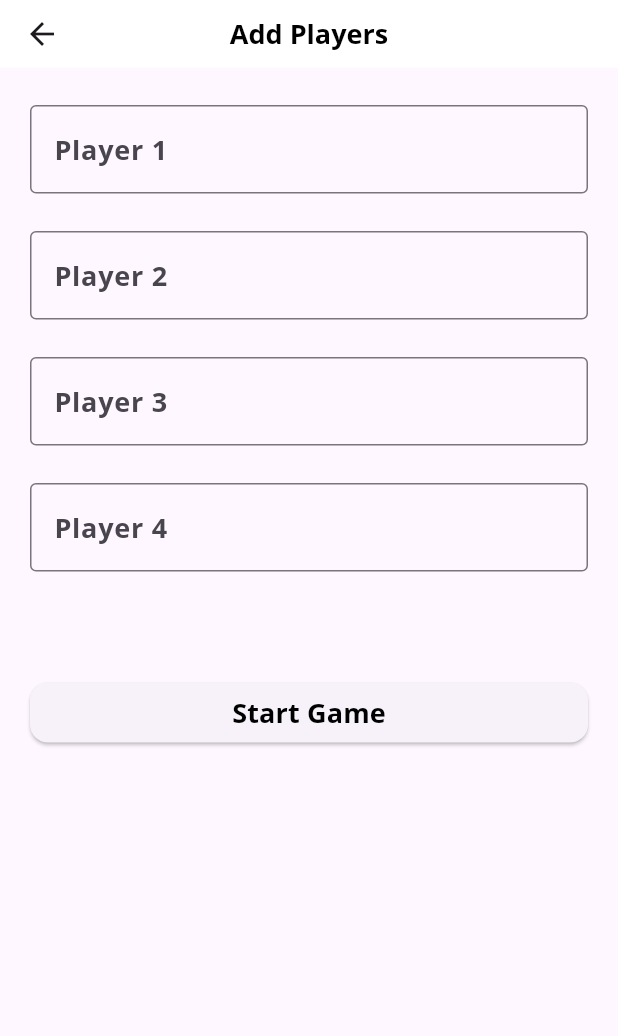
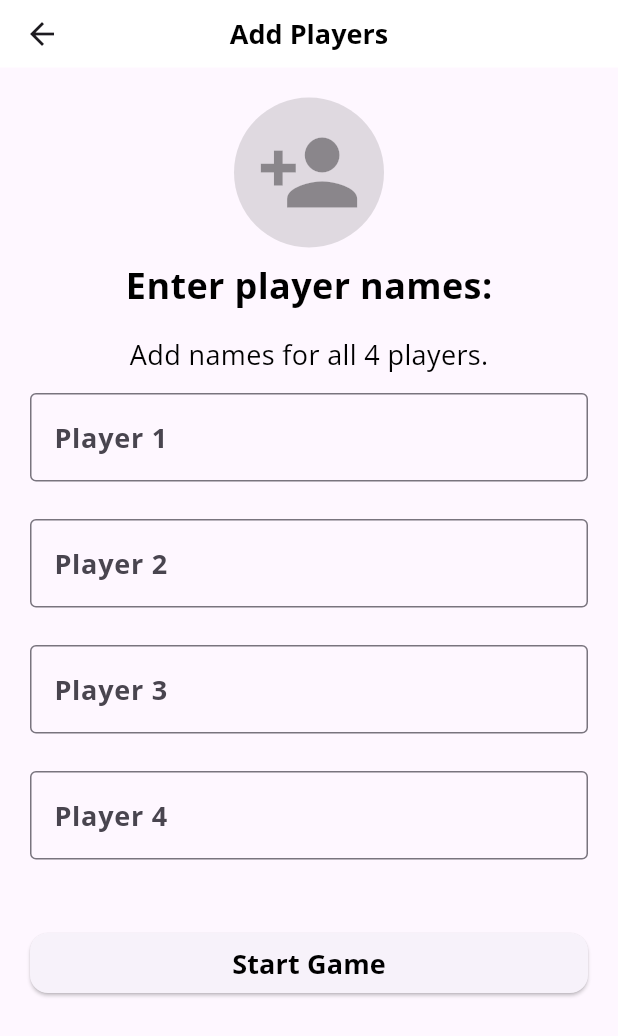
Before and after one commit to Vuyke/Lora, a Flutter app: the screen it shows after launch, after a tap on "Start game", on a phone screen of 412 x 824 dp. Shown: the top 1036 px of the screen. Run offline on Flutter 3.47's test engine with Material 3 defaults, Android fonts, the phone set to English and light mode, and no system bars; our stand-ins replace flutter_markdown, google_fonts.

Commit message:
Changed players page to improve UX

```diff
--- a/lib/pages/game.dart
+++ b/lib/pages/game.dart
@@ -16,7 +16,8 @@ class Game extends StatefulWidget {
 class _GameState extends State<Game> {
   final List<int> points = [0, 0, 0, 0];
   final List<TextEditingController> controllers = List.generate(4, (_) => TextEditingController());
-  final List<List<String>> options = List.generate(4, (_) => ["Max", "Min", "Kralj \u2665", "Sva \u2665\u2665", "Žandar \u2663", "Dame", "Lora"]);
+  // final List<List<String>> options = List.generate(4, (_) => ["Max", "Min", "Kralj \u2665", "Sva \u2665\u2665", "Žandar \u2663", "Dame", "Lora"]);
+  final List<List<String>> options = List.generate(4, (_) => ["Max"]);
   int currentPlayer = 0, selectedGame = -1, currentRound = 1;
   bool currentPhase = true, errorOccurred = false, showResults = false;
   String errorMessage = "", selectedGameName = "";
--- a/lib/pages/players.dart
+++ b/lib/pages/players.dart
@@ -30,6 +30,32 @@ class _PlayersState extends State<Players> {
       title: 'Add Players',
       body: Padding(
         padding: const EdgeInsets.all(20),
+        child: Column(
+          children: [
+            CircleAvatar(
+              radius: 50,
+              backgroundColor: Colors.black12,
+              child: Icon(
+                Icons.person_add,
+                size: 70,
+                color: Colors.black38,
+              ),
+            ),
+            Padding(
+              padding: const EdgeInsets.all(8.0),
+              child: Text(
+                'Enter player names:',
+                style: AppStyle.titleStyle,
+              ),
+            ),
+            Padding(
+              padding: const EdgeInsets.all(8.0),
+              child: Text(
+                'Add names for all 4 players.',
+                style: AppStyle.normalTextStyle,
+              ),
+            ),
+            Expanded(
               child: Form(
                 key: _formKey,
                 child: ListView(
@@ -64,7 +90,7 @@ class _PlayersState extends State<Players> {
                         ),
                       ),
 
-              const SizedBox(height: 50),
+                    const SizedBox(height: 25),
 
                     ElevatedButton(
                       onPressed: () {
@@ -99,6 +125,9 @@ class _PlayersState extends State<Players> {
                 ),
               ),
             ),
+          ],
+        ),
+      ),
     );
   }
 }
--- a/lib/pages/text_styles.dart
+++ b/lib/pages/text_styles.dart
@@ -32,6 +32,12 @@ class AppStyle{
     FontWeight.bold
   );
 
+  static TextStyle titleStyle = GoogleFonts.openSans(
+    color: Colors.black,
+    fontSize: 24,
+    fontWeight: FontWeight.bold
+  );
+
   static final markdownStyle = MarkdownStyleSheet(
       p: GoogleFonts.openSans(fontSize: 16),
       strong: GoogleFonts.openSans(fontWeight: FontWeight.bold, fontSize: 16),
```
Lines whose indentation alone changed are shown as unchanged.
